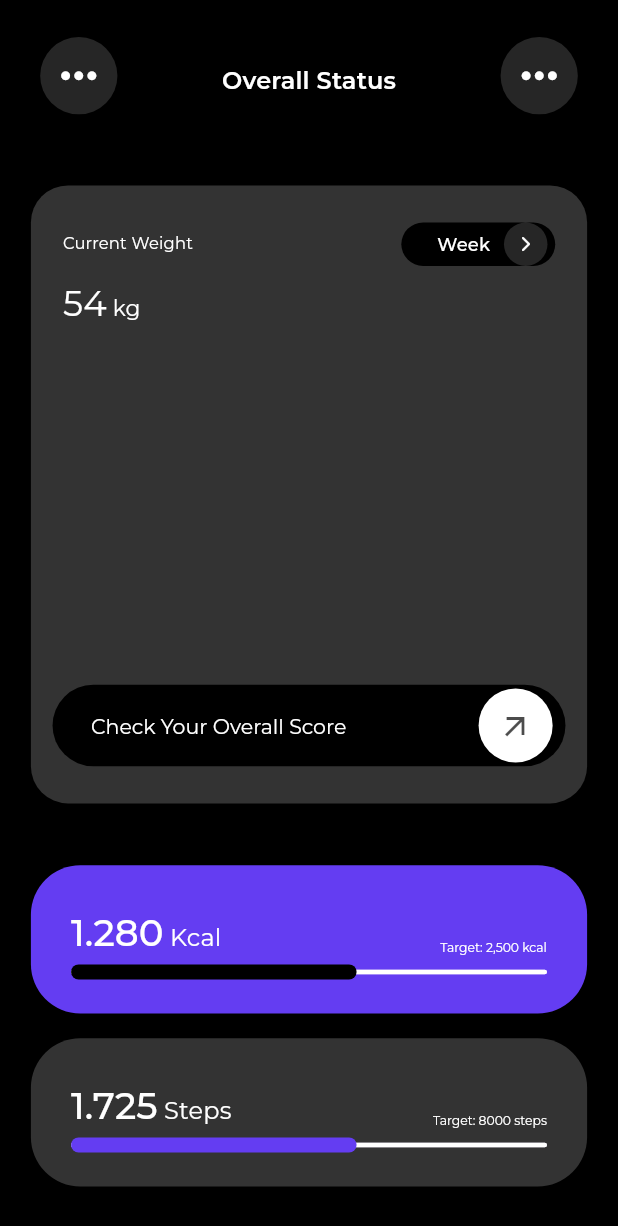
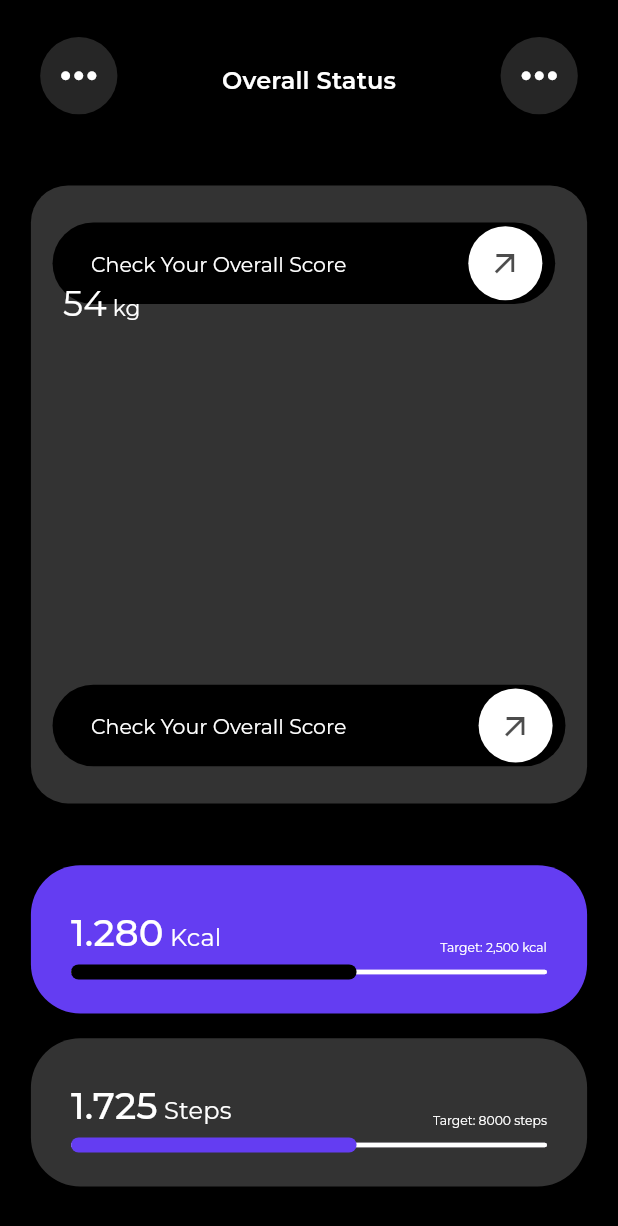
Before and after one commit to bhawesh2002/workout_planner_app_ui, a Flutter app: the OverallStatusPage screen opened directly, on a phone screen of 412 x 824 dp. Shown: the top 1226 px of the screen. Run offline on Flutter 3.47's test engine with Material 3 defaults, Android fonts, the phone set to English and light mode, and no system bars; our stand-ins replace google_fonts.

Commit message:
Refactor current weight card widget and add week button

```diff
--- a/lib/widgets/current_weight_card.dart
+++ b/lib/widgets/current_weight_card.dart
@@ -34,53 +34,11 @@ class CurrentWeightCard extends StatelessWidget {
               ),
             ),
             Positioned.fill(
-                right: constraints.maxWidth * 0.02,
-                child: Align(
+              right: constraints.maxWidth * 0.02,
+              child: Align(
                   alignment: Alignment.topRight,
-                  child: Container(
-                    width: constraints.maxWidth * 0.3,
-                    height: constraints.maxHeight * 0.08,
-                    decoration: BoxDecoration(
-                      color: Colors.black,
-                      borderRadius:
-                          BorderRadius.circular(constraints.maxHeight),
-                    ),
-                    padding: EdgeInsets.symmetric(
-                        horizontal: constraints.maxWidth * 0.015),
-                    child: Row(
-                      mainAxisAlignment: MainAxisAlignment.spaceBetween,
-                      children: [
-                        Padding(
-                          padding: EdgeInsets.only(
-                            left: constraints.maxWidth * 0.055,
-                          ),
-                          child: Text(
-                            "Week",
-                            style: Theme.of(context)
-                                .textTheme
-                                .titleSmall
-                                ?.copyWith(
-                                    color: Colors.white,
-                                    fontSize: constraints.maxWidth * 0.035),
-                          ),
-                        ),
-                        Material(
-                          shape: const CircleBorder(),
-                          color: Colors.white.withOpacity(0.15),
-                          child: Padding(
-                            padding:
-                                EdgeInsets.all(constraints.maxWidth * 0.025),
-                            child: Icon(
-                              Icons.arrow_forward_ios_rounded,
-                              color: Colors.white,
-                              size: constraints.maxWidth * 0.035,
-                            ),
-                          ),
-                        )
-                      ],
-                    ),
-                  ),
-                )),
+                  child: weekButton(context, constraints)),
+            ),
             Positioned.fill(
               top: constraints.maxHeight * 0.1,
               left: constraints.maxWidth * 0.02,
@@ -110,14 +68,61 @@ class CurrentWeightCard extends StatelessWidget {
             //Check Your Overall Score
             Positioned.fill(
               child: Align(
-                  alignment: Alignment.bottomCenter,
-                  child: checkOverallScore(context, constraints)),
+                alignment: Alignment.bottomCenter,
+                child: checkOverallScore(context, constraints),
+              ),
             ),
           ],
         );
       }),
     );
   }
+}
+
+Widget weekButton(BuildContext context, BoxConstraints constraints) {
+  return Container(
+    width: constraints.maxWidth,
+    height: constraints.maxHeight * 0.15,
+    decoration: BoxDecoration(
+      color: Colors.black,
+      borderRadius: BorderRadius.circular(constraints.maxHeight),
+    ),
+    padding: EdgeInsets.symmetric(horizontal: constraints.maxWidth * 0.025),
+    child: Row(
+      mainAxisAlignment: MainAxisAlignment.spaceBetween,
+      children: [
+        Expanded(
+          flex: 2,
+          child: Padding(
+            padding: EdgeInsets.only(left: constraints.maxWidth * 0.05),
+            child: Text(
+              "Check Your Overall Score",
+              style: Theme.of(context).textTheme.titleLarge?.copyWith(
+                    fontWeight: FontWeight.normal,
+                    fontSize: constraints.maxWidth * 0.04,
+                  ),
+            ),
+          ),
+        ),
+        Flexible(
+          flex: 1,
+          child: IconButton(
+            onPressed: () {},
+            style: const ButtonStyle(
+              backgroundColor: MaterialStatePropertyAll(Colors.white),
+            ),
+            padding: EdgeInsets.all(
+              constraints.maxHeight * 0.035,
+            ),
+            icon: Icon(
+              Icons.arrow_outward,
+              color: Colors.black.withOpacity(0.7),
+            ),
+          ),
+        ),
+      ],
+    ),
+  );
 }
 
 Widget checkOverallScore(BuildContext context, BoxConstraints constraints) {
```
